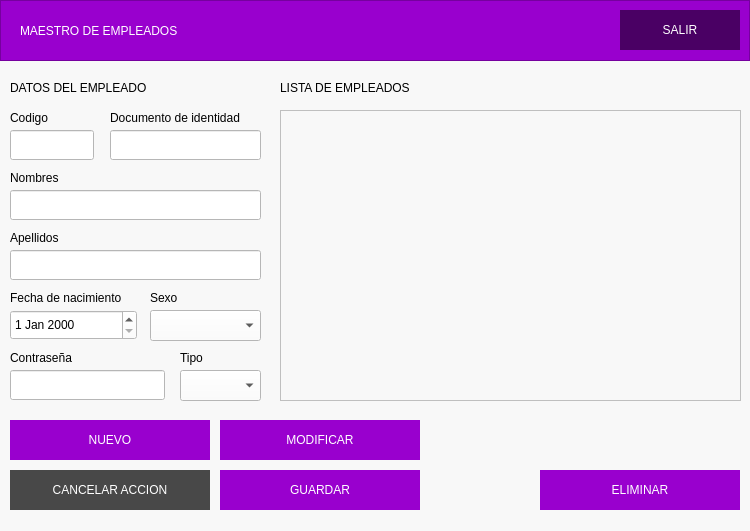
Bguillenn/Fly-Reservations, file maestroempleadosview.ui: the form before one commit.
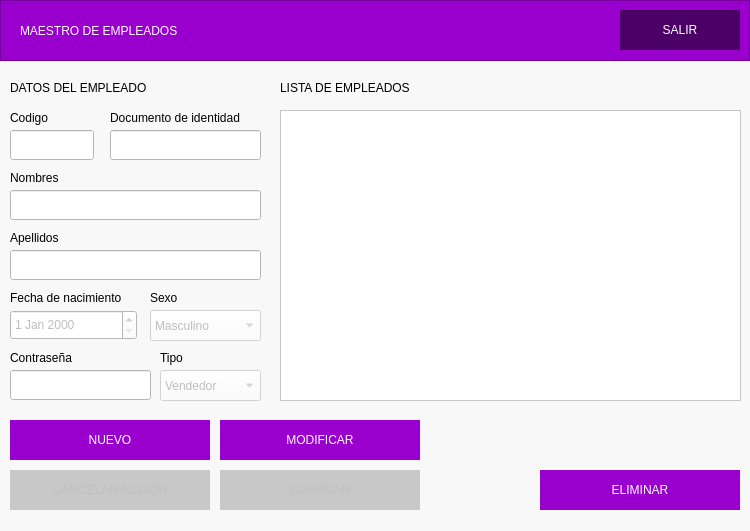
The form after the commit.

```diff
--- a/maestroempleadosview.ui
+++ b/maestroempleadosview.ui
@@ -115,6 +115,9 @@
    </property>
   </widget>
   <widget class="QLineEdit" name="txtCodigo">
+   <property name="enabled">
+    <bool>false</bool>
+   </property>
    <property name="geometry">
     <rect>
      <x>10</x>
@@ -129,6 +132,9 @@
    </property>
   </widget>
   <widget class="QLineEdit" name="txtDocumento">
+   <property name="enabled">
+    <bool>false</bool>
+   </property>
    <property name="geometry">
     <rect>
      <x>110</x>
@@ -159,6 +165,9 @@
    </property>
   </widget>
   <widget class="QLineEdit" name="txtNombres">
+   <property name="enabled">
+    <bool>false</bool>
+   </property>
    <property name="geometry">
     <rect>
      <x>10</x>
@@ -205,6 +214,9 @@
    </property>
   </widget>
   <widget class="QLineEdit" name="txtApellidos">
+   <property name="enabled">
+    <bool>false</bool>
+   </property>
    <property name="geometry">
     <rect>
      <x>10</x>
@@ -222,6 +234,9 @@
    </property>
   </widget>
   <widget class="QDateEdit" name="txtFecha">
+   <property name="enabled">
+    <bool>false</bool>
+   </property>
    <property name="geometry">
     <rect>
      <x>10</x>
@@ -252,6 +267,9 @@
    </property>
   </widget>
   <widget class="QComboBox" name="cbxSexo">
+   <property name="enabled">
+    <bool>false</bool>
+   </property>
    <property name="geometry">
     <rect>
      <x>150</x>
@@ -264,6 +282,16 @@
     <string notr="true">background-color: #ffffff;
 font: 12pt &quot;Roboto&quot;;</string>
    </property>
+   <item>
+    <property name="text">
+     <string>Masculino</string>
+    </property>
+   </item>
+   <item>
+    <property name="text">
+     <string>Femenino</string>
+    </property>
+   </item>
   </widget>
   <widget class="QLabel" name="label_8">
    <property name="geometry">
@@ -298,11 +326,14 @@
    </property>
   </widget>
   <widget class="QLineEdit" name="txtContrasenia">
+   <property name="enabled">
+    <bool>false</bool>
+   </property>
    <property name="geometry">
     <rect>
      <x>10</x>
      <y>370</y>
-     <width>155</width>
+     <width>141</width>
      <height>30</height>
     </rect>
    </property>
@@ -315,11 +346,14 @@
    </property>
   </widget>
   <widget class="QComboBox" name="cbxTipo">
+   <property name="enabled">
+    <bool>false</bool>
+   </property>
    <property name="geometry">
     <rect>
-     <x>180</x>
+     <x>160</x>
      <y>370</y>
-     <width>81</width>
+     <width>101</width>
      <height>31</height>
     </rect>
    </property>
@@ -327,11 +361,21 @@
     <string notr="true">background-color: #ffffff;
 font: 12pt &quot;Roboto&quot;;</string>
    </property>
+   <item>
+    <property name="text">
+     <string>Vendedor</string>
+    </property>
+   </item>
+   <item>
+    <property name="text">
+     <string>Admin</string>
+    </property>
+   </item>
   </widget>
   <widget class="QLabel" name="label_10">
    <property name="geometry">
     <rect>
-     <x>180</x>
+     <x>160</x>
      <y>350</y>
      <width>51</width>
      <height>16</height>
@@ -353,6 +397,9 @@
      <height>291</height>
     </rect>
    </property>
+   <property name="styleSheet">
+    <string notr="true">background-color: #ffffff;</string>
+   </property>
   </widget>
   <widget class="QLabel" name="label_11">
    <property name="geometry">
@@ -371,6 +418,9 @@
    </property>
   </widget>
   <widget class="QPushButton" name="btnGuardar">
+   <property name="enabled">
+    <bool>false</bool>
+   </property>
    <property name="geometry">
     <rect>
      <x>220</x>
@@ -394,6 +444,11 @@
 
 QPushButton:pressed{
 	background-color: #A30DD8;
+}
+
+QPushButton:disabled{
+	color: #c0c0c0;
+	background-color: #c8c8c8;
 }</string>
    </property>
    <property name="text">
@@ -401,6 +456,9 @@
    </property>
   </widget>
   <widget class="QPushButton" name="btnCancelar">
+   <property name="enabled">
+    <bool>false</bool>
+   </property>
    <property name="geometry">
     <rect>
      <x>10</x>
@@ -424,6 +482,11 @@
 
 QPushButton:pressed{
 	background-color: #484848;
+}
+
+QPushButton:disabled{
+	color: #c0c0c0;
+	background-color: #c8c8c8;
 }</string>
    </property>
    <property name="text">
```
